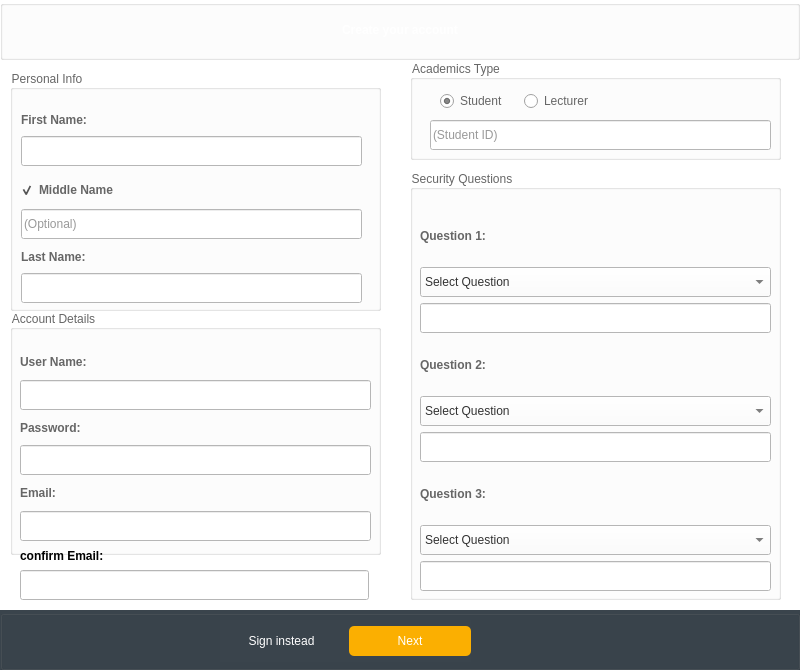
2013110993/SGS, file SGS-FINAL-PROJECT/register.ui: the form before one commit.
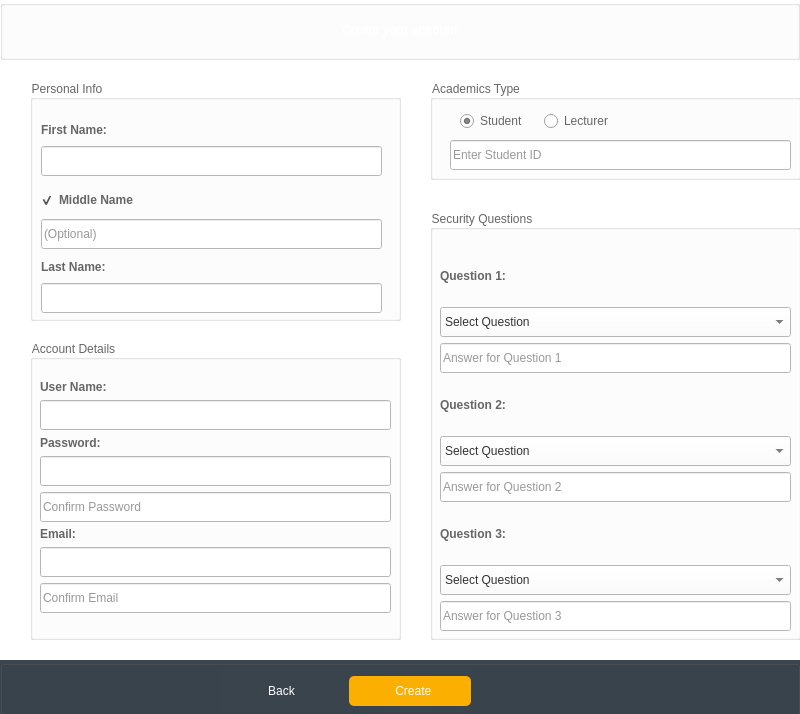
The form after the commit. The open tabs and pages were chosen to show the change. Icons and pictures are not drawn.

```diff
--- a/SGS-FINAL-PROJECT/register.ui
+++ b/SGS-FINAL-PROJECT/register.ui
@@ -7,19 +7,19 @@
     <x>0</x>
     <y>0</y>
     <width>800</width>
-    <height>670</height>
+    <height>714</height>
    </rect>
   </property>
   <property name="minimumSize">
    <size>
-    <width>800</width>
-    <height>670</height>
+    <width>0</width>
+    <height>0</height>
    </size>
   </property>
   <property name="maximumSize">
    <size>
-    <width>800</width>
-    <height>670</height>
+    <width>16777215</width>
+    <height>16777215</height>
    </size>
   </property>
   <property name="windowTitle">
@@ -100,21 +100,21 @@
   <widget class="QStackedWidget" name="stackedWidgetRegister">
    <property name="geometry">
     <rect>
-     <x>-10</x>
+     <x>10</x>
      <y>60</y>
      <width>811</width>
-     <height>611</height>
+     <height>651</height>
     </rect>
    </property>
    <property name="currentIndex">
-    <number>0</number>
+    <number>1</number>
    </property>
    <widget class="QWidget" name="personInfo">
     <widget class="QGroupBox" name="userInfogroupBox_2">
      <property name="geometry">
       <rect>
        <x>420</x>
-       <y>110</y>
+       <y>150</y>
        <width>371</width>
        <height>430</height>
       </rect>
@@ -207,6 +207,9 @@
           <string notr="true">background-color:#ffffff;
 color: #333;</string>
          </property>
+         <property name="placeholderText">
+          <string>Answer for Question 1</string>
+         </property>
         </widget>
        </item>
        <item>
@@ -268,6 +271,9 @@
           <string notr="true">background-color:#ffffff;
 color: #333;</string>
          </property>
+         <property name="placeholderText">
+          <string>Answer for Question 2</string>
+         </property>
         </widget>
        </item>
        <item>
@@ -329,6 +335,9 @@
           <string notr="true">background-color:#ffffff;
 color: #333;</string>
          </property>
+         <property name="placeholderText">
+          <string>Answer for Question 3</string>
+         </property>
         </widget>
        </item>
       </layout>
@@ -338,21 +347,21 @@
      <property name="geometry">
       <rect>
        <x>20</x>
-       <y>250</y>
+       <y>280</y>
        <width>371</width>
-       <height>245</height>
+       <height>300</height>
       </rect>
      </property>
      <property name="minimumSize">
       <size>
-       <width>371</width>
-       <height>245</height>
+       <width>0</width>
+       <height>0</height>
       </size>
      </property>
      <property name="maximumSize">
       <size>
        <width>371</width>
-       <height>245</height>
+       <height>300</height>
       </size>
      </property>
      <property name="styleSheet">
@@ -368,7 +377,7 @@
         <x>10</x>
         <y>40</y>
         <width>351</width>
-        <height>191</height>
+        <height>233</height>
        </rect>
       </property>
       <layout class="QVBoxLayout" name="verticalLayout_2">
@@ -447,6 +456,32 @@
          </property>
         </widget>
        </item>
+       <item>
+        <widget class="QLineEdit" name="passwordConfirm_RegFormLineEdit">
+         <property name="minimumSize">
+          <size>
+           <width>0</width>
+           <height>30</height>
+          </size>
+         </property>
+         <property name="maximumSize">
+          <size>
+           <width>16777215</width>
+           <height>30</height>
+          </size>
+         </property>
+         <property name="styleSheet">
+          <string notr="true">background-color:#ffffff;
+color: #333;</string>
+         </property>
+         <property name="echoMode">
+          <enum>QLineEdit::Password</enum>
+         </property>
+         <property name="placeholderText">
+          <string>Confirm Password</string>
+         </property>
+        </widget>
+       </item>
        <item>
         <widget class="QLabel" name="email_RegForm">
          <property name="font">
@@ -463,6 +498,29 @@
          </property>
         </widget>
        </item>
+       <item>
+        <widget class="QLineEdit" name="confirmEmail_RegFormLineEdit_2">
+         <property name="minimumSize">
+          <size>
+           <width>0</width>
+           <height>30</height>
+          </size>
+         </property>
+         <property name="maximumSize">
+          <size>
+           <width>16777215</width>
+           <height>30</height>
+          </size>
+         </property>
+         <property name="styleSheet">
+          <string notr="true">background-color:#ffffff;
+color: #333;</string>
+         </property>
+         <property name="placeholderText">
+          <string/>
+         </property>
+        </widget>
+       </item>
        <item>
         <widget class="QLineEdit" name="email_RegFormLineEdit">
          <property name="minimumSize">
@@ -482,7 +540,7 @@
 color: #333;</string>
          </property>
          <property name="placeholderText">
-          <string/>
+          <string>Confirm Email</string>
          </property>
         </widget>
        </item>
@@ -493,7 +551,7 @@
      <property name="geometry">
       <rect>
        <x>20</x>
-       <y>10</y>
+       <y>20</y>
        <width>371</width>
        <height>241</height>
       </rect>
@@ -501,13 +559,13 @@
      <property name="minimumSize">
       <size>
        <width>371</width>
-       <height>241</height>
+       <height>181</height>
       </size>
      </property>
      <property name="maximumSize">
       <size>
-       <width>371</width>
-       <height>241</height>
+       <width>16777215</width>
+       <height>16777215</height>
       </size>
      </property>
      <property name="styleSheet">
@@ -669,88 +727,11 @@
       </property>
      </widget>
     </widget>
-    <widget class="QGroupBox" name="Footer">
-     <property name="geometry">
-      <rect>
-       <x>10</x>
-       <y>550</y>
-       <width>800</width>
-       <height>60</height>
-      </rect>
-     </property>
-     <property name="minimumSize">
-      <size>
-       <width>800</width>
-       <height>60</height>
-      </size>
-     </property>
-     <property name="maximumSize">
-      <size>
-       <width>800</width>
-       <height>60</height>
-      </size>
-     </property>
-     <property name="styleSheet">
-      <string notr="true">background:#3a444c;</string>
-     </property>
-     <property name="title">
-      <string/>
-     </property>
-     <widget class="QWidget" name="layoutWidget1_6">
-      <property name="geometry">
-       <rect>
-        <x>220</x>
-        <y>10</y>
-        <width>251</width>
-        <height>42</height>
-       </rect>
-      </property>
-      <layout class="QHBoxLayout" name="horizontalLayout_3">
-       <item>
-        <widget class="QPushButton" name="cancelSignUpButton">
-         <property name="styleSheet">
-          <string notr="true">color: #ffffff;
-border:0;
-height:30px;
-border-radius:5px;</string>
-         </property>
-         <property name="text">
-          <string>Sign instead</string>
-         </property>
-        </widget>
-       </item>
-       <item>
-        <widget class="QPushButton" name="signUpNextButton">
-         <property name="styleSheet">
-          <string notr="true">background:#fbaf01;
-color: #ffffff;
-border:0;
-height:30px;
-border-radius:5px;</string>
-         </property>
-         <property name="text">
-          <string>Next</string>
-         </property>
-         <property name="icon">
-          <iconset>
-           <normaloff>:/images/userAdd.png</normaloff>:/images/userAdd.png</iconset>
-         </property>
-         <property name="autoDefault">
-          <bool>false</bool>
-         </property>
-         <property name="default">
-          <bool>false</bool>
-         </property>
-        </widget>
-       </item>
-      </layout>
-     </widget>
-    </widget>
     <widget class="QGroupBox" name="accountTypegroupBox">
      <property name="geometry">
       <rect>
        <x>420</x>
-       <y>0</y>
+       <y>20</y>
        <width>371</width>
        <height>100</height>
       </rect>
@@ -803,7 +784,7 @@
 color: #333;</string>
       </property>
       <property name="placeholderText">
-       <string>(Student ID)</string>
+       <string>Enter Student ID</string>
       </property>
      </widget>
      <widget class="QWidget" name="layoutWidget">
@@ -836,66 +817,15 @@
       </layout>
      </widget>
     </widget>
-    <widget class="QLineEdit" name="confirmEmail_RegFormLineEdit_2">
-     <property name="geometry">
-      <rect>
-       <x>30</x>
-       <y>510</y>
-       <width>349</width>
-       <height>30</height>
-      </rect>
-     </property>
-     <property name="minimumSize">
-      <size>
-       <width>0</width>
-       <height>30</height>
-      </size>
-     </property>
-     <property name="maximumSize">
-      <size>
-       <width>16777215</width>
-       <height>30</height>
-      </size>
-     </property>
-     <property name="styleSheet">
-      <string notr="true">background-color:#ffffff;
-color: #333;</string>
-     </property>
-     <property name="placeholderText">
-      <string/>
-     </property>
-    </widget>
-    <widget class="QLabel" name="confirmEmail_RegForm_2">
-     <property name="geometry">
-      <rect>
-       <x>30</x>
-       <y>480</y>
-       <width>349</width>
-       <height>31</height>
-      </rect>
-     </property>
-     <property name="font">
-      <font>
-       <weight>75</weight>
-       <bold>true</bold>
-      </font>
-     </property>
-     <property name="styleSheet">
-      <string notr="true">background-color:none;</string>
-     </property>
-     <property name="text">
-      <string>confirm Email:</string>
-     </property>
-    </widget>
    </widget>
    <widget class="QWidget" name="academic">
     <widget class="QGroupBox" name="academicGroupBox">
      <property name="geometry">
       <rect>
-       <x>40</x>
-       <y>110</y>
-       <width>231</width>
-       <height>123</height>
+       <x>0</x>
+       <y>10</y>
+       <width>771</width>
+       <height>63</height>
       </rect>
      </property>
      <property name="minimumSize">
@@ -906,8 +836,8 @@
      </property>
      <property name="maximumSize">
       <size>
-       <width>371</width>
-       <height>200</height>
+       <width>16777215</width>
+       <height>16777215</height>
       </size>
      </property>
      <property name="styleSheet">
@@ -917,7 +847,36 @@
      <property name="title">
       <string>Academic Info</string>
      </property>
-     <layout class="QVBoxLayout" name="verticalLayout_3">
+     <layout class="QHBoxLayout" name="horizontalLayout_6">
+      <item>
+       <layout class="QHBoxLayout" name="horizontalLayout_2">
+        <item>
+         <widget class="QLabel" name="facultyLabel">
+          <property name="font">
+           <font>
+            <weight>75</weight>
+            <bold>true</bold>
+           </font>
+          </property>
+          <property name="styleSheet">
+           <string notr="true">background-color:none;</string>
+          </property>
+          <property name="text">
+           <string>Faculty:</string>
+          </property>
+         </widget>
+        </item>
+        <item>
+         <widget class="QComboBox" name="facultyComboBox">
+          <item>
+           <property name="text">
+            <string>Select Faculty</string>
+           </property>
+          </item>
+         </widget>
+        </item>
+       </layout>
+      </item>
       <item>
        <layout class="QHBoxLayout" name="horizontalLayout_5">
         <item>
@@ -958,41 +917,124 @@
        </layout>
       </item>
       <item>
-       <layout class="QHBoxLayout" name="horizontalLayout_2">
-        <item>
-         <widget class="QLabel" name="facultyLabel">
-          <property name="font">
-           <font>
-            <weight>75</weight>
-            <bold>true</bold>
-           </font>
-          </property>
+       <widget class="QPushButton" name="filterSearchButton">
           <property name="styleSheet">
-           <string notr="true">background-color:none;</string>
+         <string notr="true">background:#fbaf01;
+color: #ffffff;
+border:0;
+height:30px;
+border-radius:5px;</string>
           </property>
           <property name="text">
-           <string>Faculty:</string>
-          </property>
-         </widget>
-        </item>
-        <item>
-         <widget class="QComboBox" name="facultyComboBox">
-          <item>
-           <property name="text">
-            <string>Select Faculty</string>
-           </property>
-          </item>
+         <string>Filter Search</string>
+        </property>
+        <property name="icon">
+         <iconset>
+          <normaloff>:/images/userAdd.png</normaloff>:/images/userAdd.png</iconset>
+        </property>
+        <property name="autoDefault">
+         <bool>false</bool>
+        </property>
+        <property name="default">
+         <bool>false</bool>
+        </property>
          </widget>
         </item>
        </layout>
+    </widget>
+    <widget class="QTableView" name="tableView">
+     <property name="geometry">
+      <rect>
+       <x>0</x>
+       <y>80</y>
+       <width>771</width>
+       <height>511</height>
+      </rect>
+     </property>
+    </widget>
+   </widget>
+  </widget>
+  <widget class="QGroupBox" name="Footer">
+   <property name="geometry">
+    <rect>
+     <x>0</x>
+     <y>660</y>
+     <width>800</width>
+     <height>60</height>
+    </rect>
+   </property>
+   <property name="minimumSize">
+    <size>
+     <width>800</width>
+     <height>60</height>
+    </size>
+   </property>
+   <property name="maximumSize">
+    <size>
+     <width>800</width>
+     <height>60</height>
+    </size>
+   </property>
+   <property name="styleSheet">
+    <string notr="true">background:#3a444c;</string>
+   </property>
+   <property name="title">
+    <string/>
+   </property>
+   <widget class="QWidget" name="layoutWidget1_6">
+    <property name="geometry">
+     <rect>
+      <x>220</x>
+      <y>10</y>
+      <width>251</width>
+      <height>42</height>
+     </rect>
+    </property>
+    <layout class="QHBoxLayout" name="horizontalLayout_3">
+     <item>
+      <widget class="QPushButton" name="cancelSignUpButton">
+       <property name="styleSheet">
+        <string notr="true">color: #ffffff;
+border:0;
+height:30px;
+border-radius:5px;</string>
+       </property>
+       <property name="text">
+        <string>Sign instead</string>
+       </property>
+      </widget>
+     </item>
+     <item>
+      <widget class="QPushButton" name="signUpNextButton">
+       <property name="styleSheet">
+        <string notr="true">background:#fbaf01;
+color: #ffffff;
+border:0;
+height:30px;
+border-radius:5px;</string>
+       </property>
+       <property name="text">
+        <string>Next</string>
+       </property>
+       <property name="icon">
+        <iconset>
+         <normaloff>:/images/userAdd.png</normaloff>:/images/userAdd.png</iconset>
+       </property>
+       <property name="autoDefault">
+        <bool>false</bool>
+       </property>
+       <property name="default">
+        <bool>false</bool>
+       </property>
+      </widget>
       </item>
      </layout>
     </widget>
     <widget class="QGroupBox" name="groupBoxRegBottom">
      <property name="geometry">
       <rect>
-       <x>10</x>
-       <y>550</y>
+      <x>0</x>
+      <y>0</y>
        <width>800</width>
        <height>60</height>
       </rect>
@@ -1063,47 +1105,6 @@
         </widget>
        </item>
       </layout>
-     </widget>
-    </widget>
-    <widget class="QTableView" name="tableView">
-     <property name="geometry">
-      <rect>
-       <x>320</x>
-       <y>20</y>
-       <width>461</width>
-       <height>501</height>
-      </rect>
-     </property>
-    </widget>
-    <widget class="QPushButton" name="filterSearchButton">
-     <property name="geometry">
-      <rect>
-       <x>80</x>
-       <y>270</y>
-       <width>121</width>
-       <height>30</height>
-      </rect>
-     </property>
-     <property name="styleSheet">
-      <string notr="true">background:#fbaf01;
-color: #ffffff;
-border:0;
-height:30px;
-border-radius:5px;</string>
-     </property>
-     <property name="text">
-      <string>Filter Search</string>
-     </property>
-     <property name="icon">
-      <iconset>
-       <normaloff>:/images/userAdd.png</normaloff>:/images/userAdd.png</iconset>
-     </property>
-     <property name="autoDefault">
-      <bool>false</bool>
-     </property>
-     <property name="default">
-      <bool>false</bool>
-     </property>
     </widget>
    </widget>
   </widget>
```
Lines whose indentation alone changed are shown as unchanged.
